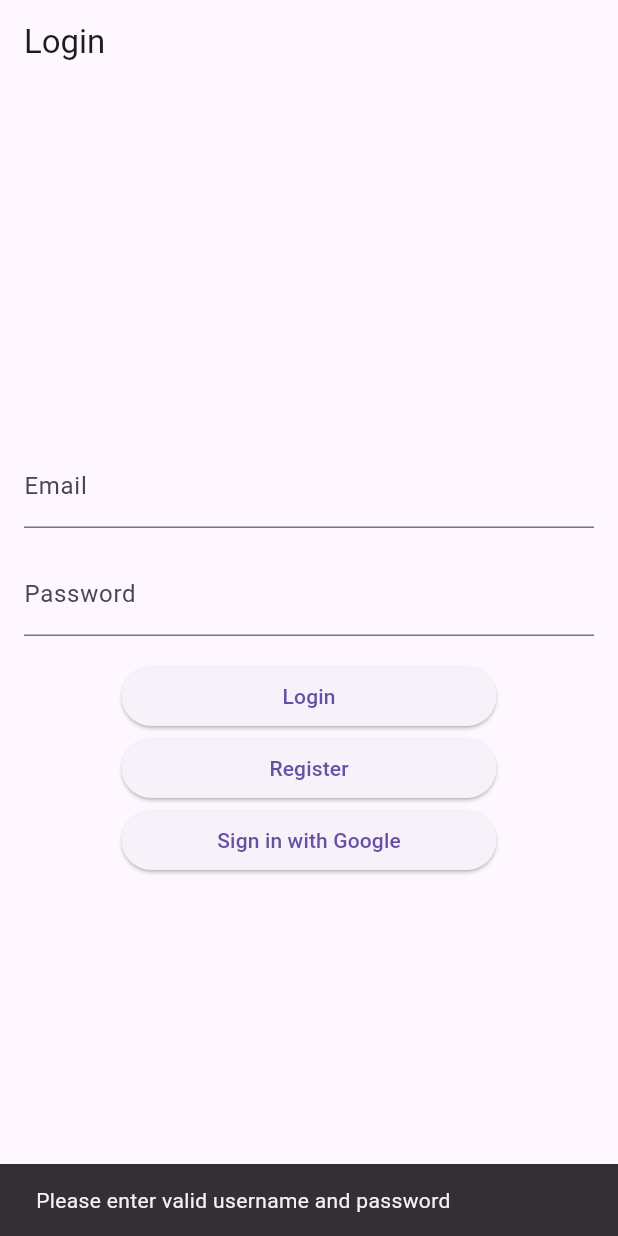
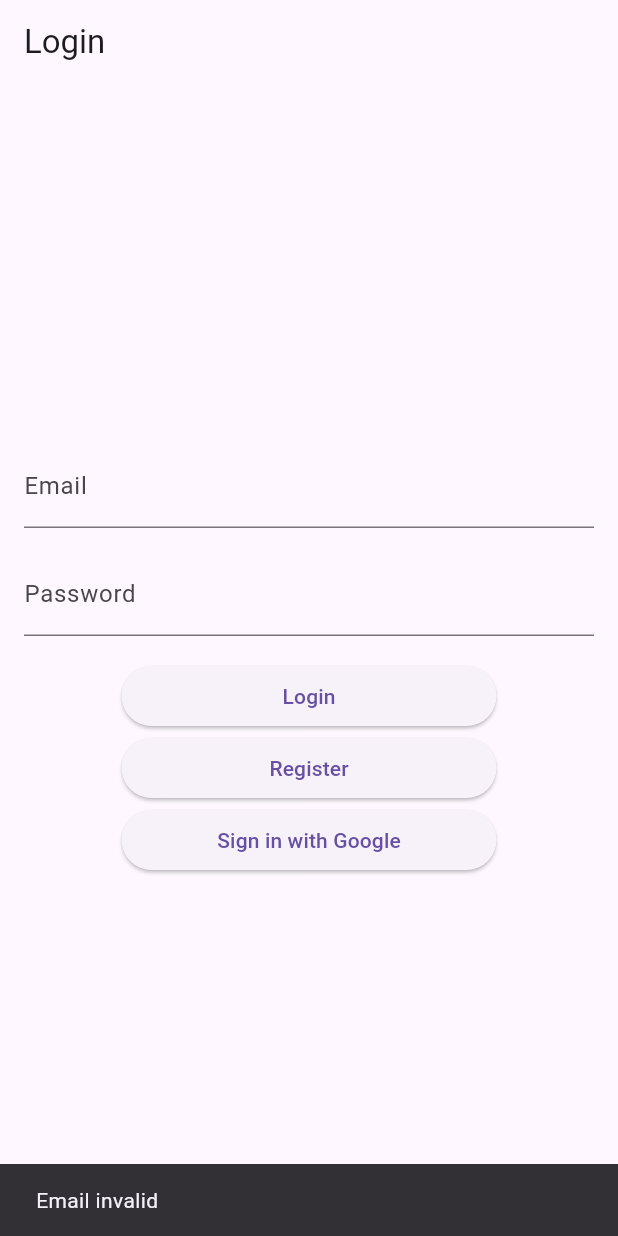
Before and after one commit to mtech-batch-31/shiok-jobs-mobile, a Flutter app: the screen it shows after launch, after a tap on "Login", on a phone screen of 412 x 824 dp. Run offline on Flutter 3.47's test engine with Material 3 defaults, Android fonts, the phone set to English and light mode, and no system bars; our stand-ins replace flutter_dotenv, flutter_secure_storage, otp_text_field, rxdart; missing offline and left inert: amplify_auth_cognito, amplify_flutter, flutter_jailbreak_detection, http_certificate_pinning.

Commit message:
feat: refactor login_view for validation

```diff
--- a/lib/Bloc/login_bloc.dart
+++ b/lib/Bloc/login_bloc.dart
@@ -1,51 +1,44 @@
 import 'dart:async';
-import 'package:rxdart/rxdart.dart';
 import 'package:shiok_jobs_flutter/Data/response/api_response.dart';
 import 'package:shiok_jobs_flutter/Data/response/login_response.dart';
 import 'package:shiok_jobs_flutter/Repository/login_repository.dart';
 import 'package:shiok_jobs_flutter/Bloc/token_bloc.dart';
 
 class LoginBloc {
-  final _userController = StreamController<String>();
-  final _passwordController = StreamController<String>();
   final _loginController = StreamController<ApiResponse<LoginResponse>>();
   final _loginRepository = LoginRepository();
 
-  Stream<String> get email => _userController.stream.transform(validateEmail);
-  Stream<String> get password =>
-      _passwordController.stream.transform(validatePassword);
   Stream<ApiResponse<LoginResponse>> get login => _loginController.stream;
 
-  Stream<bool> get submitValid =>
-      Rx.combineLatest2(email, password, (a, b) => true);
-
-  Function(String) get changeUser => _userController.sink.add;
-  Function(String) get changePassword => _passwordController.sink.add;
-
-  final validateEmail =
-      StreamTransformer<String, String>.fromHandlers(handleData: (email, sink) {
+  String? validateEmail(String email) {
     final RegExp emailRegex = RegExp(r'^[\w-\.]+@([\w-]+\.)+[\w-]{2,4}$');
     if (emailRegex.hasMatch(email)) {
-      sink.add(email);
+      return null;
     } else {
-      sink.addError('Email invalid');
+      return 'Email invalid';
     }
-  });
+  }
 
-  final validatePassword = StreamTransformer<String, String>.fromHandlers(
-      handleData: (password, sink) {
+  String? validatePassword(String password) {
     final RegExp passwordRegex = RegExp(r'^[A-Za-z0-9!@#$%^&*-]{12,}$');
     if (passwordRegex.hasMatch(password)) {
-      sink.add(password);
+      return null;
     } else {
-      sink.addError('Password must be at least 4 characters');
+      return 'Password must be at least 12 characters with special characters';
     }
-  });
+  }
 
   loginAuthenticate({
     required String email,
     required String password,
   }) {
+    String? isEmailError = validateEmail(email);
+    String? isPasswordError = validatePassword(password);
+    if (isEmailError != null || isPasswordError != null) {
+      _loginController.add(ApiResponse.error(isEmailError ?? isPasswordError));
+      return;
+    }
+
     try {
       _loginController.sink.add(ApiResponse.loading('Logging In'));
       _loginRepository.login(email: email, password: password).then((response) {
@@ -60,8 +53,6 @@ class LoginBloc {
   }
 
   dispose() {
-    _userController.close();
-    _passwordController.close();
     _loginController.close();
   }
 }
--- a/lib/Bloc/sign_up_bloc.dart
+++ b/lib/Bloc/sign_up_bloc.dart
@@ -14,25 +14,32 @@ class SignUpBloc {
     return _signUpController.stream;
   }
 
-  validateEmail(String email) {
+  String? validateEmail(String email) {
     final RegExp emailRegex = RegExp(r'^[\w-\.]+@([\w-]+\.)+[\w-]{2,4}$');
     if (emailRegex.hasMatch(email)) {
-      return email;
+      return null;
     } else {
       return 'Email invalid';
     }
   }
 
-  validatePassword(String password) {
+  String? validatePassword(String password) {
     final RegExp passwordRegex = RegExp(r'^[A-Za-z0-9!@#$%^&*-]{12,}$');
     if (passwordRegex.hasMatch(password)) {
-      return password;
+      return null;
     } else {
       return 'Password must be at least 12 characters with special characters';
     }
   }
 
   signUp({required String password, required String email}) async {
+    String? isEmailError = validateEmail(email);
+    String? isPasswordError = validatePassword(password);
+    if (isEmailError != null || isPasswordError != null) {
+      signUpSink.add(ApiResponse.error(isEmailError ?? isPasswordError));
+      return;
+    }
+
     signUpSink.add(ApiResponse.loading('Signing Up'));
     try {
       CodeDeliveryResponse response =
--- a/lib/View/login_view.dart
+++ b/lib/View/login_view.dart
@@ -30,14 +30,6 @@ class _LoginPageState extends State<LoginPage> {
 
   @override
   Widget build(BuildContext context) {
-    userController.addListener(() {
-      _loginBloc.changeUser(userController.text);
-    });
-
-    passwordController.addListener(() {
-      _loginBloc.changePassword(passwordController.text);
-    });
-
     var loginStreamBuilder = StreamBuilder(
         stream: _loginBloc.login,
         builder: (context, snapshot) {
@@ -59,22 +51,6 @@ class _LoginPageState extends State<LoginPage> {
           return const SizedBox();
         });
 
-    var loginValidationStreamBuilder = StreamBuilder(
-      stream: _loginBloc.submitValid,
-      builder: (context, snapshot) {
-        return ElevatedButton(
-          onPressed: () {
-            if (snapshot.hasData && snapshot.data == true) {
-              postLoginAPI();
-            } else {
-              showSnackBar(message: 'Please enter valid username and password');
-            }
-          },
-          child: const Text('Login'),
-        );
-      },
-    );
-
     return Scaffold(
       appBar: AppBar(
         title: const Text('Login'),
@@ -89,8 +65,14 @@ class _LoginPageState extends State<LoginPage> {
             passwordTextField(),
             const SizedBox(height: 16),
             IntrinsicWidth(
-                child:
-                    SizedBox(width: 250, child: loginValidationStreamBuilder)),
+                child: SizedBox(
+                    width: 250,
+                    child: ElevatedButton(
+                      onPressed: () {
+                        postLoginAPI();
+                      },
+                      child: const Text('Login'),
+                    ))),
             IntrinsicWidth(
                 child: SizedBox(
               width: 250,
--- a/pubspec.yaml
+++ b/pubspec.yaml
@@ -35,7 +35,6 @@ dependencies:
     sdk: flutter
   flutter_dotenv: ^5.0.0
   otp_text_field: ^1.0.0
-  rxdart: ^0.27.0
 
   # The following adds the Cupertino Icons font to your application.
   # Use with the CupertinoIcons class for iOS style icons.
```
Also changed, not shown: pubspec.lock.
